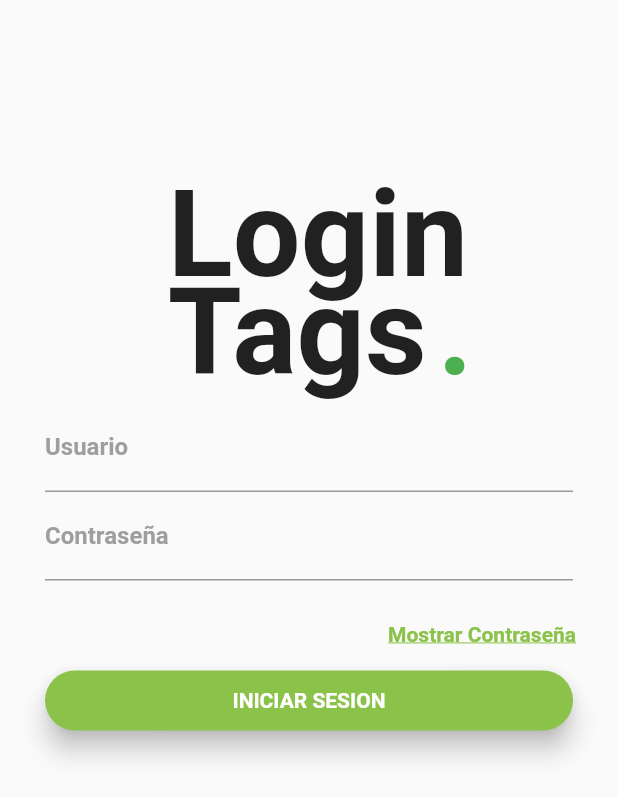
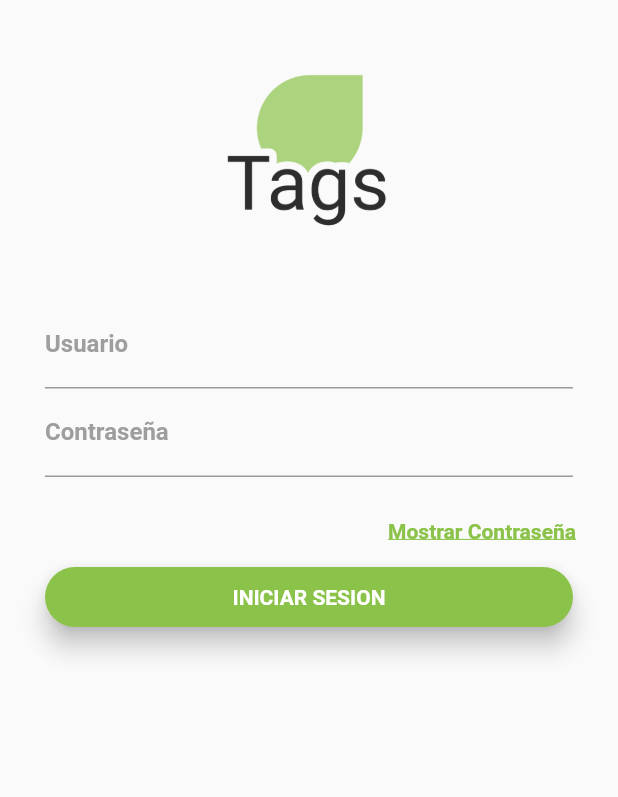
Before and after one commit to EduardoHead18/Tags_oficial, a Flutter app: the screen it shows after launch, on a phone screen of 412 x 824 dp. Shown: the top 797 px of the screen. Run offline on Flutter 3.47's test engine with Material 2 defaults, Android fonts, the phone set to English and light mode, and no system bars; our stand-ins replace animate_do, dio, firebase_core, firebase_database, flutter_bluetooth_serial, fluttertoast and 1 more; missing offline and left inert: flutter_polyline_points; accounts and stored records are empty; Roboto replaces fonts that are missing (Montserrat).

Commit message:
login listo

```diff
--- a/tags_oficial/lib/main.dart
+++ b/tags_oficial/lib/main.dart
@@ -6,8 +6,6 @@ import 'package:tags_oficial/pages/login.dart';
 import 'package:tags_oficial/pages/tabs.dart';
 import 'package:tags_oficial/pages/tags.dart';
 import 'package:tags_oficial/pages/ubicacion.dart';
-
-import '../class/usuarios.dart';
 
 //void main() => runApp(MyApp());
 
--- a/tags_oficial/lib/pages/login.dart
+++ b/tags_oficial/lib/pages/login.dart
@@ -1,11 +1,9 @@
-import 'package:animate_do/animate_do.dart';
 import 'package:firebase_database/firebase_database.dart';
 import 'package:flutter/material.dart';
 import 'package:tags_oficial/colores/colores.dart';
-import 'package:tags_oficial/pages/home.dart';
 import 'package:tags_oficial/pages/tabs.dart';
-
-import '../class/usuarios.dart';
+import 'package:fluttertoast/fluttertoast.dart';
+import 'dart:io';
 
 class Login extends StatefulWidget {
   Login({Key? key}) : super(key: key);
@@ -19,11 +17,22 @@ class _LoginState extends State<Login> {
   String _usuario = "";
   String _contra = "";
   bool _vercontra = true;
+
+  //controlador para el textFormField.
+  final controllerUserName = TextEditingController();
+  final controllerPass = TextEditingController();
+
   @override
   void _ver() {
     setState(() {
       _vercontra = !_vercontra;
     });
+    @override
+    void dispose() {
+      // Limpia el controlador cuando el Widget se descarte
+      controllerUserName.dispose();
+      super.dispose();
+    }
   }
 
   @override
@@ -38,15 +47,12 @@ class _LoginState extends State<Login> {
       child: Container(
         child: SingleChildScrollView(
           child: Column(
-            //crossAxisAlignment: CrossAxisAlignment.start,
             children: [
-              _textLogin(),
-              //_logo(),
+              _logo(),
               _txtUsuario(),
               _txtContra(),
               _botonMostrar(),
               _botonIngresar(),
-              //_botonRegistrar()
             ],
           ),
         ),
@@ -55,34 +61,14 @@ class _LoginState extends State<Login> {
     );
   }
 
-  Widget _textLogin() {
-    return Stack(
-      children: <Widget>[
-        Container(
-          padding: EdgeInsets.fromLTRB(15.0, 110.0, 0.0, 0.0),
-          child: Text(
-            'Login',
-            style: TextStyle(fontSize: 80.0, fontWeight: FontWeight.bold),
+  Widget _logo() {
+    return Container(
+      padding: EdgeInsets.fromLTRB(30, 30, 30, 30),
+      width: 200,
+      height: 200,
+      child: Center(
+        child: Image.asset('assets/Logo2.png'),
       ),
-        ),
-        Container(
-          padding: EdgeInsets.fromLTRB(15.0, 175.0, 0.0, 0.0),
-          child: Text(
-            'Tags',
-            style: TextStyle(fontSize: 80.0, fontWeight: FontWeight.bold),
-          ),
-        ),
-        Container(
-          padding: EdgeInsets.fromLTRB(195.0, 175.0, 0.0, 0.0),
-          child: Text(
-            '.',
-            style: TextStyle(
-                fontSize: 80.0,
-                fontWeight: FontWeight.bold,
-                color: Colors.green),
-          ),
-        ),
-      ],
     );
   }
 
@@ -90,7 +76,9 @@ class _LoginState extends State<Login> {
     return Container(
         padding: EdgeInsets.only(top: 0.0, left: 30.0, right: 30.0),
         child: TextFormField(
-          initialValue: _usuario,
+          //controlador del nombre
+          controller: controllerUserName,
+          //initialValue: _usuario,
           decoration: InputDecoration(
               labelText: 'Usuario',
               labelStyle: TextStyle(
@@ -119,7 +107,9 @@ class _LoginState extends State<Login> {
     return Container(
         padding: EdgeInsets.only(top: 0.0, left: 30.0, right: 30.0),
         child: TextFormField(
-          initialValue: _contra,
+          //controlador del nombre
+          controller: controllerPass,
+          // initialValue: _contra,
           decoration: InputDecoration(
               labelText: 'Contraseña',
               labelStyle: TextStyle(
@@ -176,25 +166,36 @@ class _LoginState extends State<Login> {
           elevation: 7.0,
           child: TextButton(
             onPressed: () async {
+              try {
+                final result = await InternetAddress.lookup('google.com');
+                if (result.isNotEmpty && result[0].rawAddress.isNotEmpty) {
                   if (_formKey.currentState!.validate()) {
                     final ref = FirebaseDatabase.instance.reference();
                     //obtener usuario
-                final snapshot1 =
-                    await ref.child('usuarios/usuario1/nombre_usuario').get();
+                    final snapshot1 = await ref
+                        .child('usuarios/usuario1/nombre_usuario')
+                        .get();
                     //obtener contraseña
                     final snapshot2 =
                         await ref.child('usuarios/usuario1/password').get();
                     if (snapshot1.exists && snapshot2.exists) {
+                      if (snapshot1.value == controllerUserName.text &&
+                          snapshot2.value == controllerPass.text) {
                         Navigator.push(
                           context,
                           MaterialPageRoute(
                               builder: (BuildContext context) => Tabs()),
                         );
-                  print(snapshot1.value);
-                  print(snapshot2.value);
                       } else {
-                  print('No data available.');
+                        Fluttertoast.showToast(
+                            msg: "Error verifique el usuario o contraseña",
+                            timeInSecForIosWeb: 5);
                       }
+                    }
+                  }
+                }
+              } on SocketException catch (_) {
+                Fluttertoast.showToast(msg: 'Revise su conexion a internet');
               }
             },
             child: Center(
@@ -209,36 +210,4 @@ class _LoginState extends State<Login> {
           ),
         ));
   }
-
-  //registrarse
-/*
-  Widget _botonRegistrar() {
-    return Row(
-      mainAxisAlignment: MainAxisAlignment.center,
-      children: <Widget>[
-        Text(
-          '¿Nuevo en Tags?',
-          style: TextStyle(fontFamily: 'Montserrat'),
-        ),
-        TextButton(
-          onPressed: () {
-            Navigator.push(
-              context,
-              MaterialPageRoute(
-                  builder: (context) =>
-                      Tabs()),
-            );
-          },
-          child: Text('Registrar',
-              style: TextStyle(
-                  color: Colors.green,
-                  fontFamily: 'Montserrat',
-                  fontWeight: FontWeight.bold,
-                  decoration: TextDecoration.underline)),
-        ),
-      ],
-    );
 }
-  */
-
-}
--- a/tags_oficial/pubspec.yaml
+++ b/tags_oficial/pubspec.yaml
@@ -44,6 +44,7 @@ dependencies:
   # The following adds the Cupertino Icons font to your application.
   # Use with the CupertinoIcons class for iOS style icons.
   cupertino_icons: ^1.0.2
+  fluttertoast: ^8.0.9
   animate_do: ^2.1.0
 
 dev_dependencies:
```
Also changed, not shown: tags_oficial/pubspec.lock. Lines whose indentation alone changed are shown as unchanged.
